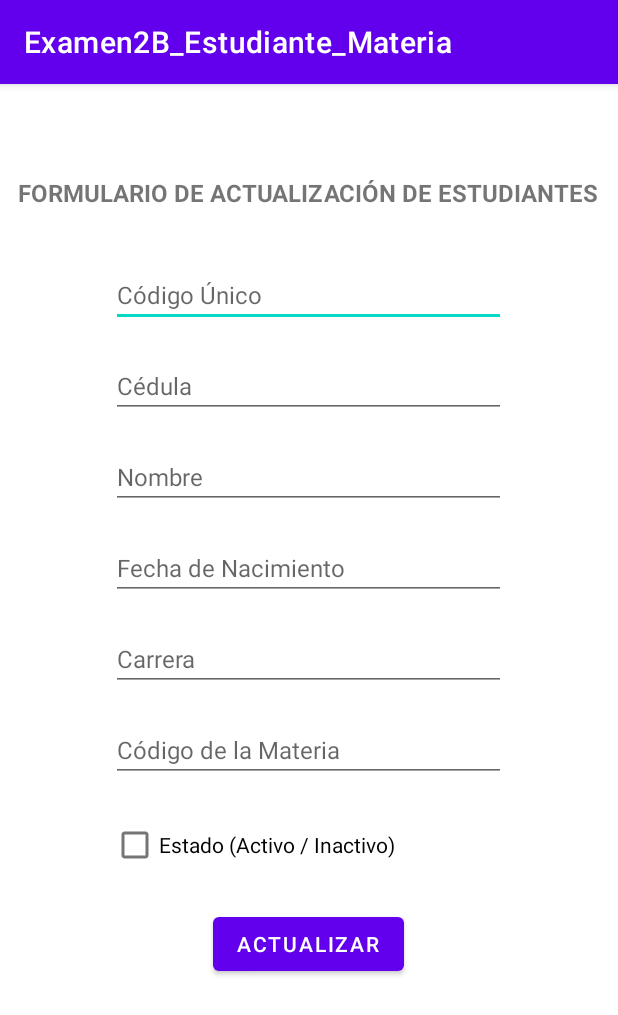
After one commit to 2021-a-moviles-computacion/mov-comp-garcia-cuvi-andres-wladimir, an Android app: the EstudiantesFormularioActualizacion screen opened directly, with no data from a screen before it, on a phone screen of 412 x 824 dp. The commit adds this screen. Shown: the top 1015 px of the screen. Run offline under Robolectric (Android 15) with nearby library versions, the phone set to English and light mode, and no system bars; our stand-ins replace Firebase (no records; nobody signed in at launch, a user with empty details on screens opened directly); 6 statements that could not run were skipped.

Commit message:
Examen02 - CRUD Estudiantes con Firestore

```diff
--- a/Examen02/app/src/main/AndroidManifest.xml
+++ b/Examen02/app/src/main/AndroidManifest.xml
@@ -9,7 +9,8 @@
         android:roundIcon="@mipmap/ic_launcher_round"
         android:supportsRtl="true"
         android:theme="@style/Theme.Examen2B_Estudiante_Materia">
-        <activity android:name=".EstudiantesFormularioRegistro"></activity>
+        <activity android:name=".EstudiantesFormularioActualizacion"></activity>
+        <activity android:name=".EstudiantesFormularioRegistro" />
         <activity android:name=".MateriasFormularioActualizacion" />
         <activity android:name=".MateriasFormularioRegistro" />
         <activity android:name=".EstudiantesActivity" />
--- /dev/null
+++ b/Examen02/app/src/main/java/com/example/examen2b_estudiante_materia/EstudiantesFormularioActualizacion.kt
@@ -0,0 +1,92 @@
+package com.example.examen2b_estudiante_materia
+
+import android.content.Intent
+import androidx.appcompat.app.AppCompatActivity
+import android.os.Bundle
+import android.util.Log
+import android.widget.Button
+import android.widget.CheckBox
+import android.widget.EditText
+import android.widget.Toast
+import com.example.examen2b_estudiante_materia.dto.EstudianteDto
+import com.google.firebase.firestore.ktx.firestore
+import com.google.firebase.ktx.Firebase
+
+class EstudiantesFormularioActualizacion : AppCompatActivity() {
+    override fun onCreate(savedInstanceState: Bundle?) {
+        super.onCreate(savedInstanceState)
+        setContentView(R.layout.activity_estudiantes_formulario_actualizacion)
+
+        val itemId = intent.getParcelableExtra<EstudianteDto>("id")
+
+        Log.i("bdd", "${itemId?.uid}")
+        Log.i("bdd", "${itemId?.numeroUnico}")
+
+        val db = Firebase.firestore
+        val referenciaMateria = db.collection("materia")
+        val referenciaEstudiante = db.collection("estudiante")
+
+
+        //Ingreso de datos
+        val editTextCodigoUnico = findViewById<EditText>(R.id.edtxtCodigoEstudianteActualizar)
+        val editTextCedula = findViewById<EditText>(R.id.edtxtCedulaEstudianteActualizar)
+        val editTextNombre = findViewById<EditText>(R.id.edtxtNombreEstudianteActualizar)
+        val editTextCarrera = findViewById<EditText>(R.id.edtxtCarreraEstudianteActualizar)
+        val editTextFechaNacimiento =
+            findViewById<EditText>(R.id.edtxtfechaNacimientoEstudianteActualizar)
+        val checkBoxEstadoEstudiante =
+            findViewById<CheckBox>(R.id.checkBoxEstadoEstudianteActualizar)
+        val editTexIdMateria = findViewById<EditText>(R.id.edtxtIDMateriaEstudianteActualizar)
+        var materiaUid =""
+        editTextCodigoUnico.setText(itemId!!.numeroUnico)
+        editTextCedula.setText(itemId.cedula)
+        editTextNombre.setText(itemId.nombre)
+        editTextCarrera.setText(itemId.carrera)
+        editTextFechaNacimiento.setText(itemId.fechaNacimiento)
+
+        referenciaMateria
+            .document(itemId.idMateria.toString())
+            .get()
+            .addOnSuccessListener {document->
+                editTexIdMateria.setText(document.data?.get("codigo").toString())
+                materiaUid = document.id
+            }
+
+        //        Boton para Actualizar
+
+        val btnActualizarEstudiante = findViewById<Button>(R.id.btnActualizarEstudiante)
+
+        btnActualizarEstudiante.setOnClickListener{
+            if (referenciaEstudiante!=null){
+                referenciaEstudiante.document(itemId.uid.toString()).update(
+                    "carrera",editTextCarrera.text.toString(),
+                    "cedula",editTextCedula.text.toString(),
+                    "estado",checkBoxEstadoEstudiante.isChecked,
+                    "fecha",editTextFechaNacimiento.text.toString(),
+                    "materia",materiaUid,
+                    "nombre",editTextNombre.text.toString(),
+                    "numeroUnico",editTextCodigoUnico.text.toString(),
+                )
+                abrirActividad(EstudiantesActivity::class.java)
+                Toast.makeText(this, "Estudiante actualizado exitosamente", Toast.LENGTH_SHORT)
+                    .show()
+                Log.i("bdd", "Estudiante actualizado")
+                this.finish()
+            }
+
+        }
+
+
+    }
+
+
+    fun abrirActividad(
+        clase: Class<*>
+    ) {
+        val intentExplicito = Intent(
+            this,
+            clase
+        )
+        this.startActivity(intentExplicito);
+    }
+}
--- a/Examen02/app/src/main/java/com/example/examen2b_estudiante_materia/EstudiantesFormularioRegistro.kt
+++ b/Examen02/app/src/main/java/com/example/examen2b_estudiante_materia/EstudiantesFormularioRegistro.kt
@@ -39,8 +39,6 @@ class EstudiantesFormularioRegistro : AppCompatActivity() {
 
         val db = Firebase.firestore
         val referenciaMateria = db.collection("materia")
-        //var queryMateriaUid: String= ""
-
         referenciaMateria
             .whereEqualTo(
             "codigo",
@@ -48,7 +46,6 @@ class EstudiantesFormularioRegistro : AppCompatActivity() {
         )
             .get()
             .addOnSuccessListener {
-                val registro = it.query
                 for (documentos in it){
                     Log.i(" bdd","${documentos.data}")
                     Log.i(" bdd","${documentos.id}")
--- a/Examen02/app/src/main/java/com/example/examen2b_estudiante_materia/MateriasFormularioActualizacion.kt
+++ b/Examen02/app/src/main/java/com/example/examen2b_estudiante_materia/MateriasFormularioActualizacion.kt
@@ -37,9 +37,9 @@ class MateriasFormularioActualizacion : AppCompatActivity() {
 
 
         editTextCodigo.setText(itemId!!.codigo)
-        editTextNombre.setText(itemId!!.nombre)
-        editTextCreditos.setText(itemId!!.creditos.toString())
-        editTextAula.setText(itemId!!.aula)
+        editTextNombre.setText(itemId.nombre)
+        editTextCreditos.setText(itemId.creditos.toString())
+        editTextAula.setText(itemId.aula)
 
         //Boton para Actualizar
         val btnActualizarMateria = findViewById<Button>(R.id.btnActualizarMateria)
--- /dev/null
+++ b/Examen02/app/src/main/res/layout/activity_estudiantes_formulario_actualizacion.xml
@@ -0,0 +1,124 @@
+<?xml version="1.0" encoding="utf-8"?>
+<androidx.constraintlayout.widget.ConstraintLayout xmlns:android="http://schemas.android.com/apk/res/android"
+    xmlns:app="http://schemas.android.com/apk/res-auto"
+    xmlns:tools="http://schemas.android.com/tools"
+    android:layout_width="match_parent"
+    android:layout_height="match_parent"
+    tools:context=".EstudiantesFormularioActualizacion">
+
+    <TextView
+        android:id="@+id/textView5Actualizar"
+        android:layout_width="wrap_content"
+        android:layout_height="wrap_content"
+        android:text="FORMULARIO DE ACTUALIZACIÓN DE ESTUDIANTES"
+        android:textSize="16dp"
+        android:textStyle="bold"
+        app:layout_constraintBottom_toBottomOf="parent"
+        app:layout_constraintEnd_toEndOf="parent"
+        app:layout_constraintHorizontal_bias="0.485"
+        app:layout_constraintStart_toStartOf="parent"
+        app:layout_constraintTop_toTopOf="parent"
+        app:layout_constraintVertical_bias="0.082" />
+
+
+    <EditText
+        android:id="@+id/edtxtCodigoEstudianteActualizar"
+        android:layout_width="263dp"
+        android:layout_height="wrap_content"
+        android:layout_marginTop="36dp"
+        android:ems="10"
+        android:hint="Código Único"
+        android:inputType="textPersonName"
+        android:textSize="16sp"
+        app:layout_constraintEnd_toEndOf="@+id/textView5Actualizar"
+        app:layout_constraintStart_toStartOf="@+id/textView5Actualizar"
+        app:layout_constraintTop_toBottomOf="@+id/textView5Actualizar" />
+
+    <EditText
+        android:id="@+id/edtxtCedulaEstudianteActualizar"
+        android:layout_width="263dp"
+        android:layout_height="wrap_content"
+        android:layout_marginTop="18dp"
+        android:ems="10"
+        android:hint="Cédula"
+        android:inputType="textPersonName"
+        android:textSize="16sp"
+        app:layout_constraintEnd_toEndOf="@+id/edtxtCodigoEstudianteActualizar"
+        app:layout_constraintStart_toStartOf="@+id/edtxtCodigoEstudianteActualizar"
+        app:layout_constraintTop_toBottomOf="@+id/edtxtCodigoEstudianteActualizar" />
+
+    <EditText
+        android:id="@+id/edtxtIDMateriaEstudianteActualizar"
+        android:layout_width="263dp"
+        android:layout_height="wrap_content"
+        android:layout_marginTop="18dp"
+        android:ems="10"
+        android:hint="Código de la Materia"
+        android:inputType="text"
+        android:textSize="16sp"
+        app:layout_constraintEnd_toEndOf="@+id/edtxtCarreraEstudianteActualizar"
+        app:layout_constraintStart_toStartOf="@+id/edtxtCarreraEstudianteActualizar"
+        app:layout_constraintTop_toBottomOf="@+id/edtxtCarreraEstudianteActualizar" />
+
+    <EditText
+        android:id="@+id/edtxtCarreraEstudianteActualizar"
+        android:layout_width="263dp"
+        android:layout_height="wrap_content"
+        android:layout_marginTop="18dp"
+        android:ems="10"
+        android:hint="Carrera"
+        android:inputType="textPersonName"
+        android:textSize="16sp"
+        app:layout_constraintEnd_toEndOf="@+id/edtxtfechaNacimientoEstudianteActualizar"
+        app:layout_constraintStart_toStartOf="@+id/edtxtfechaNacimientoEstudianteActualizar"
+        app:layout_constraintTop_toBottomOf="@+id/edtxtfechaNacimientoEstudianteActualizar" />
+
+    <EditText
+        android:id="@+id/edtxtfechaNacimientoEstudianteActualizar"
+        android:layout_width="263dp"
+        android:layout_height="wrap_content"
+        android:layout_marginTop="18dp"
+        android:ems="10"
+        android:hint="Fecha de Nacimiento"
+        android:inputType="date"
+        android:textSize="16sp"
+        app:layout_constraintEnd_toEndOf="@+id/edtxtNombreEstudianteActualizar"
+        app:layout_constraintStart_toStartOf="@+id/edtxtNombreEstudianteActualizar"
+        app:layout_constraintTop_toBottomOf="@+id/edtxtNombreEstudianteActualizar" />
+
+    <EditText
+        android:id="@+id/edtxtNombreEstudianteActualizar"
+        android:layout_width="263dp"
+        android:layout_height="wrap_content"
+        android:layout_marginTop="18dp"
+        android:ems="10"
+        android:hint="Nombre"
+        android:inputType="textPersonName"
+        android:textSize="16sp"
+        app:layout_constraintEnd_toEndOf="@+id/edtxtCedulaEstudianteActualizar"
+        app:layout_constraintStart_toStartOf="@+id/edtxtCedulaEstudianteActualizar"
+        app:layout_constraintTop_toBottomOf="@+id/edtxtCedulaEstudianteActualizar" />
+
+    <CheckBox
+        android:id="@+id/checkBoxEstadoEstudianteActualizar"
+        android:layout_width="263dp"
+        android:layout_height="wrap_content"
+        android:layout_marginTop="18dp"
+        android:text="Estado (Activo / Inactivo)"
+        app:layout_constraintEnd_toEndOf="@+id/edtxtIDMateriaEstudianteActualizar"
+        app:layout_constraintStart_toStartOf="@+id/edtxtIDMateriaEstudianteActualizar"
+        app:layout_constraintTop_toBottomOf="@+id/edtxtIDMateriaEstudianteActualizar" />
+
+    <Button
+        android:id="@+id/btnActualizarEstudiante"
+        android:layout_width="wrap_content"
+        android:layout_height="wrap_content"
+        android:layout_marginTop="18dp"
+        android:text="ACTUALIZAR"
+        app:layout_constraintEnd_toEndOf="@+id/checkBoxEstadoEstudianteActualizar"
+        app:layout_constraintStart_toStartOf="@+id/checkBoxEstadoEstudianteActualizar"
+        app:layout_constraintTop_toBottomOf="@+id/checkBoxEstadoEstudianteActualizar" />
+
+
+
+</androidx.constraintlayout.widget.ConstraintLayout>
```
Also changed, not shown: Examen02/app/src/main/java/com/example/examen2b_estudiante_materia/AdapterEstudiante.kt (+39 -7 lines), Examen02/app/src/main/java/com/example/examen2b_estudiante_materia/AdapterMaterias.kt (+69 -24 lines), Examen02/app/src/main/java/com/example/examen2b_estudiante_materia/MateriasActivity.kt (+7 -7 lines), Examen02/app/src/main/java/com/example/examen2b_estudiante_materia/dto/EstudianteDto.kt (+7 -7 lines).
